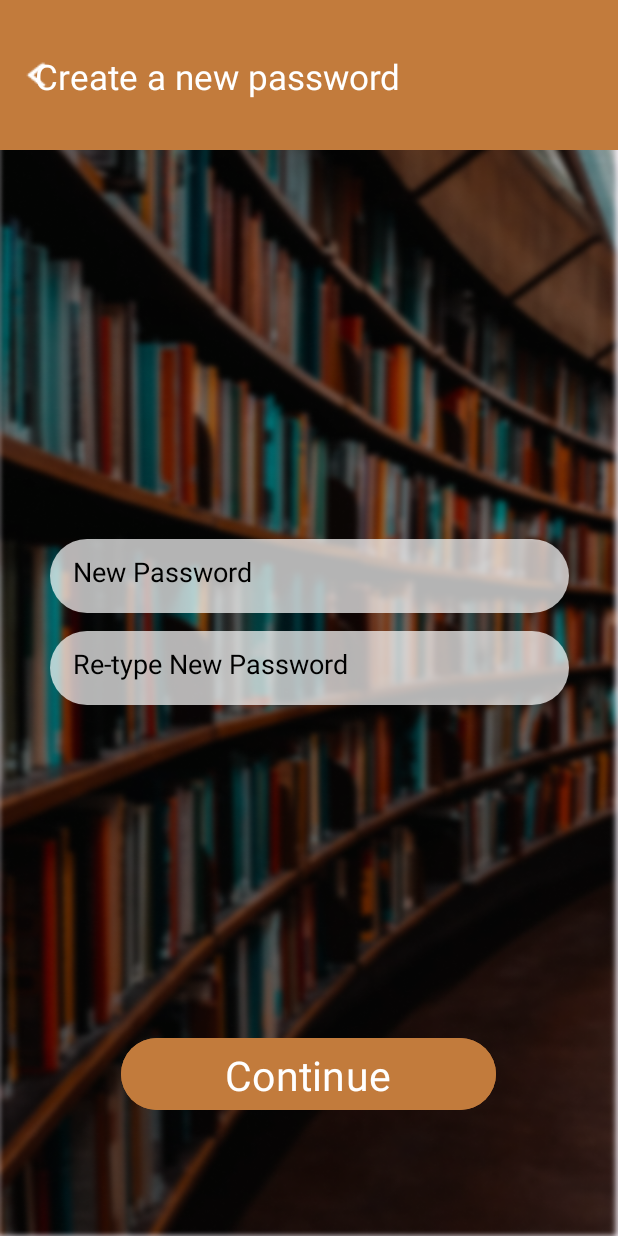
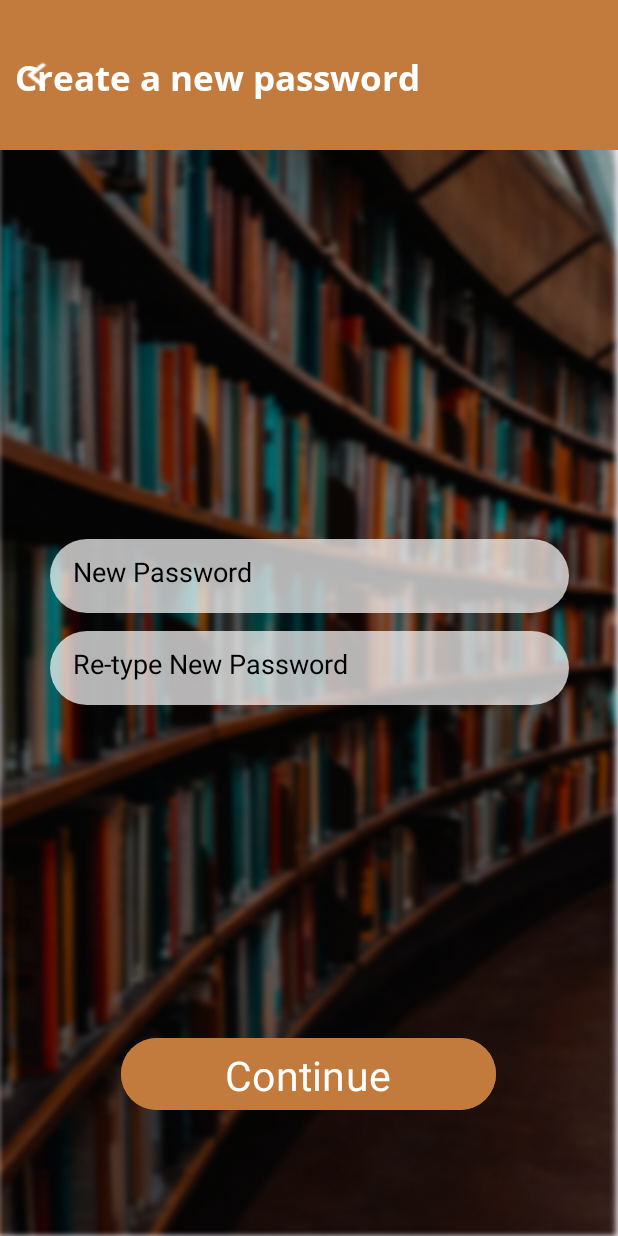
Before and after one commit to JoshuaLozano04/upang-lms, an Android app: the CreateNewPassword screen opened directly, with no data from a screen before it, on a phone screen of 412 x 824 dp. Run offline under Robolectric (Android 15) with nearby library versions, the phone set to English and light mode, and no system bars; Roboto replaces fonts that are not available here.

Commit message:
UI design

```diff
--- a/app/src/main/res/layout/activity_book_details.xml
+++ b/app/src/main/res/layout/activity_book_details.xml
@@ -37,6 +37,7 @@
             android:layout_width="185dp"
             android:layout_height="37dp"
             android:layout_gravity="center"
+            android:fontFamily="@font/open_sans_bold"
             android:gravity="start"
             android:paddingStart="10dp"
            android:layout_marginTop="4dp"
--- a/app/src/main/res/layout/activity_change_password.xml
+++ b/app/src/main/res/layout/activity_change_password.xml
@@ -34,6 +34,7 @@
             android:layout_marginStart="-5dp"
             android:layout_marginLeft="-20dp"
             android:layout_marginTop="33dp"
+            android:fontFamily="@font/open_sans_bold"
             android:gravity="center"
             android:paddingEnd="190dp"
             android:text="@string/change_password"
@@ -51,6 +52,7 @@
         android:layout_marginBottom="44dp"
         android:text="@string/your_password_must_be_at_least_8_characters_and_should_include_a_combination_of_numbers_letters_and_special_characters"
         android:textColor="@color/white"
+
         android:textSize="20sp"
         app:layout_constraintBottom_toTopOf="@+id/editText"
         app:layout_constraintEnd_toEndOf="parent"
--- a/app/src/main/res/layout/activity_create_new_password.xml
+++ b/app/src/main/res/layout/activity_create_new_password.xml
@@ -85,6 +85,7 @@
         android:layout_height="37dp"
         android:layout_gravity="center"
         android:layout_marginTop="8dp"
+        android:fontFamily="@font/open_sans_bold"
         android:layout_marginLeft="-30dp"
         android:text="Create a new password"
         android:textAlignment="center"
--- a/app/src/main/res/layout/activity_edit_profile.xml
+++ b/app/src/main/res/layout/activity_edit_profile.xml
@@ -32,6 +32,7 @@
             android:gravity="center"
             android:layout_marginTop="33dp"
             android:layout_marginStart="-5dp"
+            android:fontFamily="@font/open_sans_bold"
             android:text="Edit Profile"
             android:textColor="@color/white"
             android:textSize="20dp"
```
